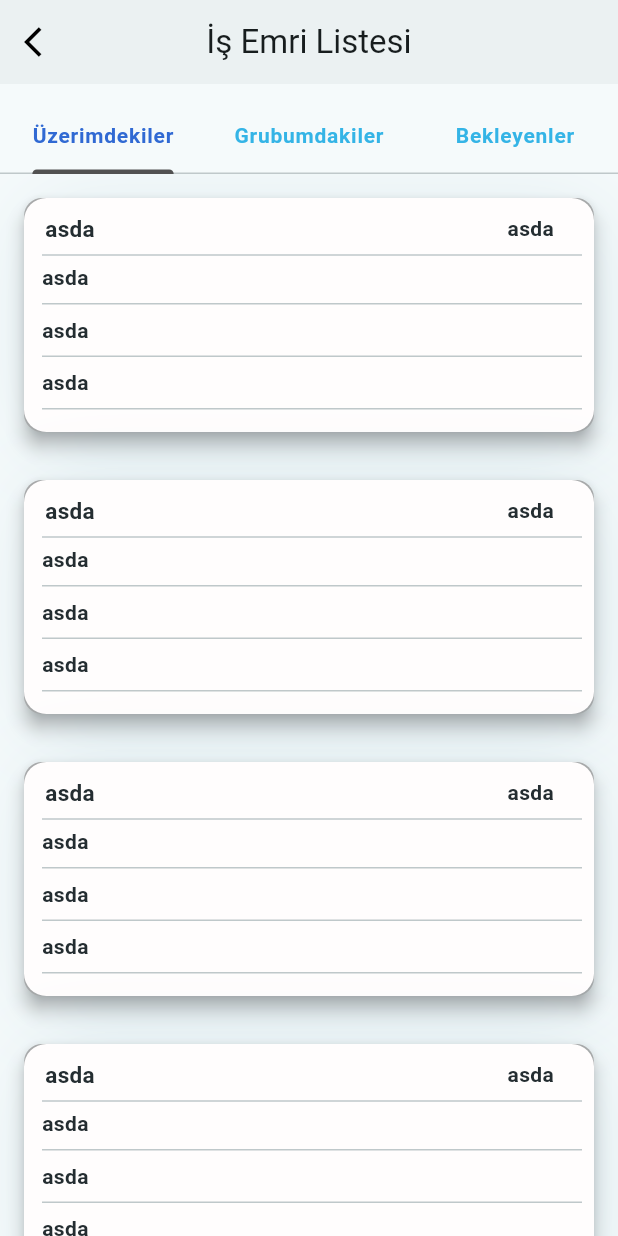
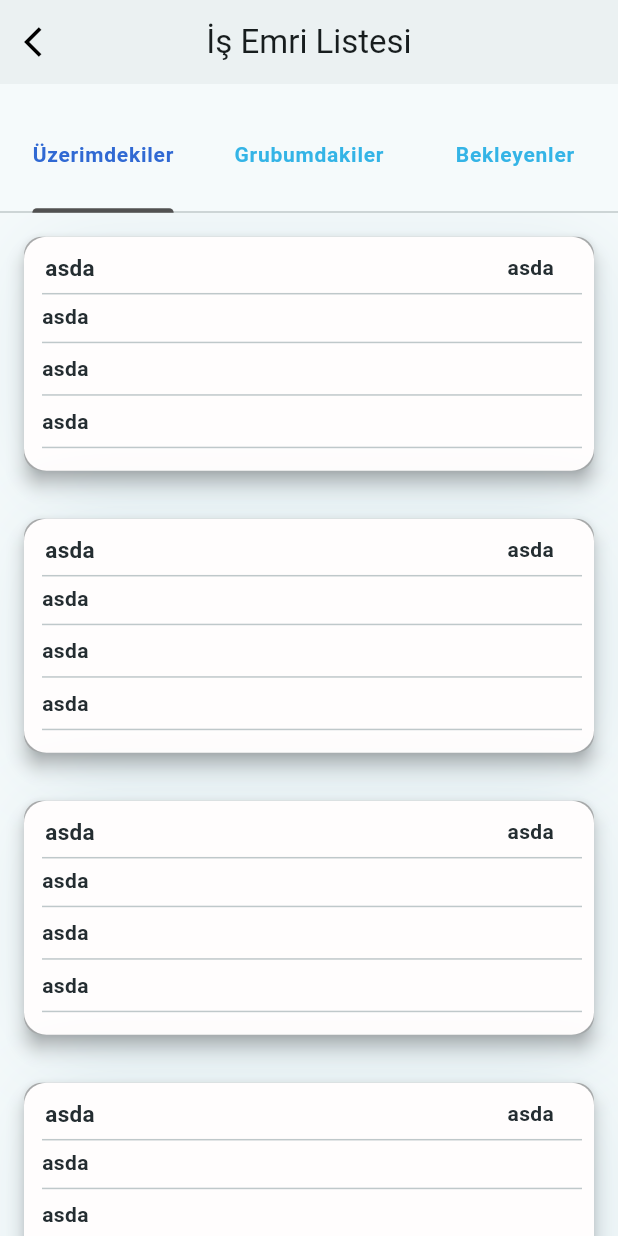
Before and after one commit to sgnm-abdullah-erol/Windesk.FM-Mobile-V1, a Flutter app: the _BuildScaffold screen opened directly with empty values, on a phone screen of 412 x 824 dp. Run offline on Flutter 3.47's test engine with Material 2 defaults, Android fonts, the phone set to English and light mode, and no system bars; our stand-ins replace accordion, auto_route, badges, bottom_navy_bar, dartz, device_info_plus and 12 more; missing offline and left inert: animated_widgets; accounts and stored records are empty; Roboto replaces fonts that are missing (Poppins).

Commit message:
feature-myGroupWorkOrders basic accorion made

```diff
--- a/lib/feature/constants/style/custom_paddings.dart
+++ b/lib/feature/constants/style/custom_paddings.dart
@@ -10,4 +10,6 @@ class CustomPaddings {
 
   static EdgeInsets onlyHorizontalHigh = const EdgeInsets.symmetric(horizontal: 30.0);
   static EdgeInsets onlyBottomMedium = const EdgeInsets.only(bottom: 16.0);
+
+  static EdgeInsets pageNormal = const EdgeInsets.symmetric(vertical: 10, horizontal: 15);
 }
--- a/lib/product/screens/home/screens/work_order_list/view/work_order_list_screen.dart
+++ b/lib/product/screens/home/screens/work_order_list/view/work_order_list_screen.dart
@@ -42,18 +42,19 @@ class _BuildScaffold extends StatelessWidget {
   Widget build(BuildContext context) {
     return Scaffold(
       appBar: const CustomMainAppbar(title: Text(AppStrings.workOrderList), returnBack: true, elevation: 3),
-      body: SingleChildScrollView(
-        child: Column(
-          children: [
-            const SizedBox(height: 10),
-            CustomDefaultTabController(provider: provider, tabs: tabs),
-            provider.tabIndex == 0
+      body: Column(
+        children: [
+          const SizedBox(height: 10),
+          Expanded(flex: 10, child: CustomDefaultTabController(provider: provider, tabs: tabs)),
+          Expanded(
+            flex: 90,
+            child: provider.tabIndex == 0
                 ? MyWorkOrders(provider: provider)
                 : provider.tabIndex == 1
                     ? MyGroupWorkOrders(provider: provider)
-                    : MyWorkOrderPendiks(provider: provider)
-          ],
-        ),
+                    : MyWorkOrderPendiks(provider: provider),
+          ),
+        ],
       ),
     );
   }
```
Also changed, not shown: lib/product/screens/home/screens/work_order_list/tabs/my_group_work_orders.dart (+40 -1 lines), lib/product/screens/home/screens/work_order_list/widgets/custom_base_accordion.dart (added, +25 -0 lines), lib/product/screens/home/screens/work_order_list/widgets/custom_base_accordion_section.dart (added, +18 -0 lines), pubspec.yaml (+7 -1 lines), pubspec.lock.
